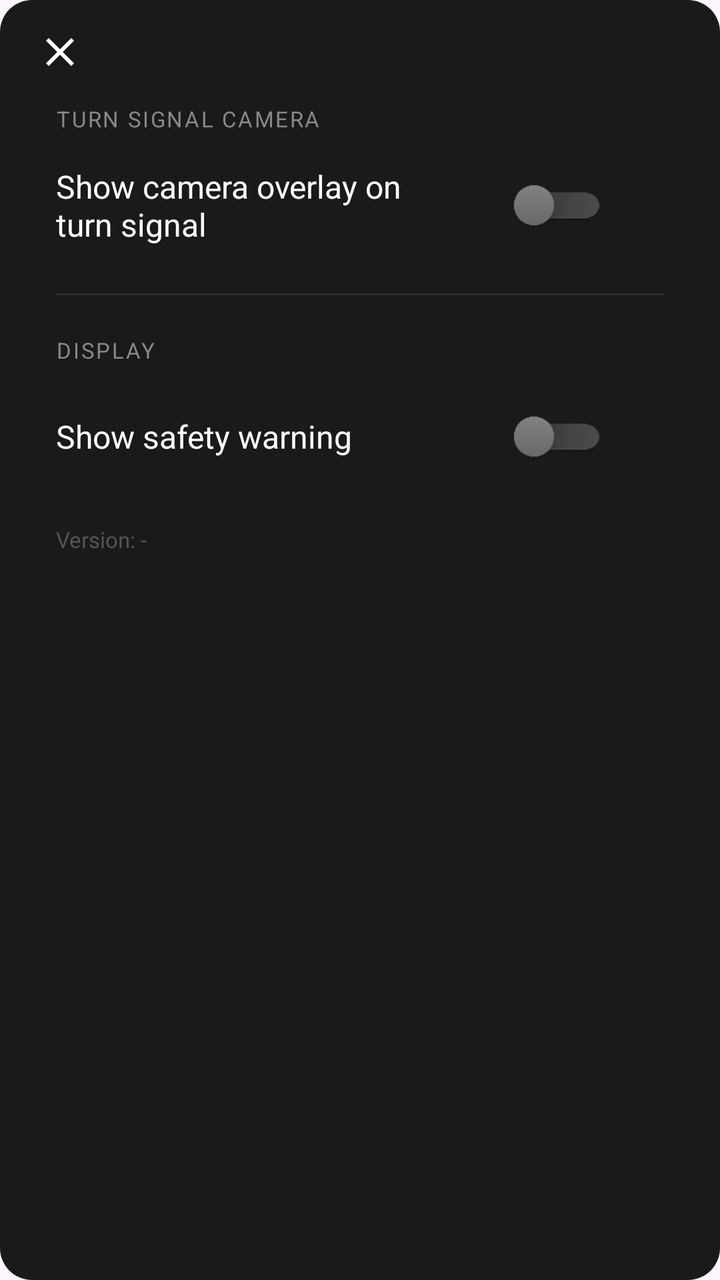
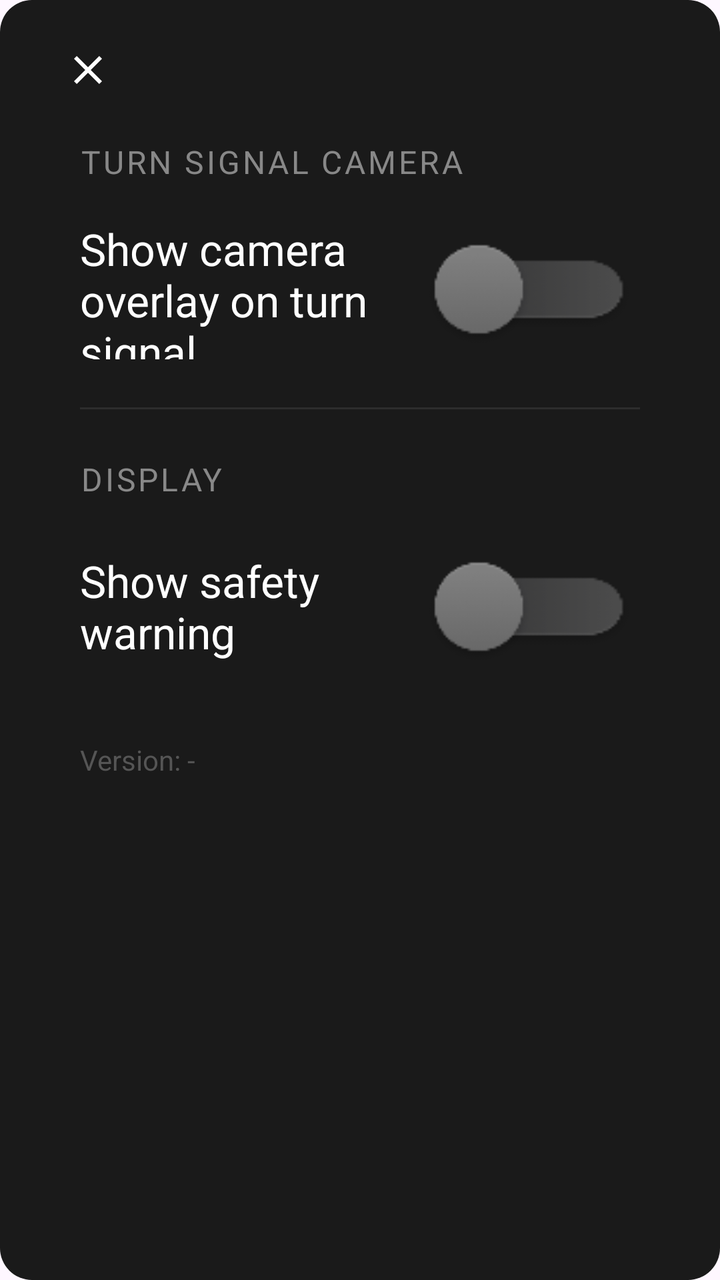

Before-and-after screenshots of an Android layout around one commit, followed by the original layout XML and the change that was made.
<!-- AndroidManifest.xml: application theme Theme.DrivehubKamera -->
<!-- res/layout/dialog_settings.xml -->
<?xml version="1.0" encoding="utf-8"?>
<LinearLayout xmlns:android="http://schemas.android.com/apk/res/android"
    android:layout_width="match_parent"
    android:layout_height="wrap_content"
    android:orientation="vertical"
    android:background="@drawable/bg_settings_card">

    <LinearLayout
        android:layout_width="match_parent"
        android:layout_height="52dp"
        android:orientation="horizontal"
        android:gravity="center_vertical"
        android:paddingStart="8dp"
        android:paddingEnd="8dp">

        <ImageButton
            android:id="@+id/btnClose"
            android:layout_width="44dp"
            android:layout_height="44dp"
            android:src="@drawable/ic_close"
            android:background="@android:color/transparent"
            android:padding="10dp"
            android:contentDescription="Close"
            android:focusable="false" />

    </LinearLayout>

    <LinearLayout
        android:layout_width="match_parent"
        android:layout_height="wrap_content"
        android:orientation="vertical"
        android:paddingStart="28dp"
        android:paddingEnd="28dp"
        android:paddingBottom="20dp">

        <TextView
            android:layout_width="match_parent"
            android:layout_height="wrap_content"
            android:text="TURN SIGNAL CAMERA"
            android:textColor="#888888"
            android:textSize="11sp"
            android:letterSpacing="0.08"
            android:layout_marginBottom="12dp" />

        <LinearLayout
            android:layout_width="match_parent"
            android:layout_height="48dp"
            android:orientation="horizontal"
            android:gravity="center_vertical">

            <TextView
                android:layout_width="0dp"
                android:layout_height="wrap_content"
                android:layout_weight="1"
                android:text="Show camera overlay on turn signal"
                android:textColor="#FFFFFF"
                android:textSize="16sp" />

            <Switch
                android:id="@+id/switchOverlayOnSignal"
                android:layout_width="wrap_content"
                android:layout_height="wrap_content"
                android:focusable="false"
                android:showText="false"
                android:splitTrack="false"
                android:scaleX="0.5"
                android:scaleY="0.5"
                android:track="@drawable/switch_selector_green"
                android:thumb="@drawable/switch_white_circle_selector" />

        </LinearLayout>

        <View
            android:layout_width="match_parent"
            android:layout_height="1dp"
            android:layout_marginTop="20dp"
            android:layout_marginBottom="20dp"
            android:background="#2D2D2D" />

        <TextView
            android:layout_width="match_parent"
            android:layout_height="wrap_content"
            android:text="DISPLAY"
            android:textColor="#888888"
            android:textSize="11sp"
            android:letterSpacing="0.08"
            android:layout_marginBottom="12dp" />

        <LinearLayout
            android:layout_width="match_parent"
            android:layout_height="48dp"
            android:orientation="horizontal"
            android:gravity="center_vertical">

            <TextView
                android:layout_width="0dp"
                android:layout_height="wrap_content"
                android:layout_weight="1"
                android:text="@string/show_safety_warning"
                android:textColor="#FFFFFF"
                android:textSize="16sp" />

            <Switch
                android:id="@+id/switchSafetyWarning"
                android:layout_width="wrap_content"
                android:layout_height="wrap_content"
                android:focusable="false"
                android:showText="false"
                android:splitTrack="false"
                android:scaleX="0.5"
                android:scaleY="0.5"
                android:track="@drawable/switch_selector_green"
                android:thumb="@drawable/switch_white_circle_selector" />

        </LinearLayout>

    </LinearLayout>

    <TextView
        android:id="@+id/tvDialogVersion"
        android:layout_width="wrap_content"
        android:layout_height="wrap_content"
        android:layout_marginStart="28dp"
        android:layout_marginBottom="14dp"
        android:textSize="11sp"
        android:textColor="#555555"
        android:text="Version: -" />

</LinearLayout>
<!-- resources referenced by this layout -->
<resources>
  <!-- drawable bg_settings_card (drawable) -->
  <?xml version="1.0" encoding="utf-8"?>
  <shape xmlns:android="http://schemas.android.com/apk/res/android"
      android:shape="rectangle">
      <solid android:color="#1A1A1A" />
      <corners android:radius="16dp" />
  </shape>
  <!-- drawable ic_close (drawable) -->
  <?xml version="1.0" encoding="utf-8"?>
  <vector xmlns:android="http://schemas.android.com/apk/res/android"
      android:width="24dp"
      android:height="24dp"
      android:viewportWidth="24"
      android:viewportHeight="24">
      <path
          android:fillColor="#FFFFFF"
          android:pathData="M19,6.41L17.59,5 12,10.59 6.41,5 5,6.41 10.59,12 5,17.59 6.41,19 12,13.41 17.59,19 19,17.59 13.41,12z" />
  </vector>
  <!-- drawable switch_selector_green (drawable) -->
  <?xml version="1.0" encoding="utf-8"?>
  <selector xmlns:android="http://schemas.android.com/apk/res/android">
      <item android:state_checked="true" android:drawable="@drawable/switch_on_bg" />
      <item android:drawable="@drawable/switch_off_bg" />
  </selector>
  <!-- drawable switch_white_circle_selector (drawable) -->
  <?xml version="1.0" encoding="utf-8"?>
  <selector xmlns:android="http://schemas.android.com/apk/res/android">
      <item android:state_checked="true" android:drawable="@drawable/switch_on_slider" />
      <item android:drawable="@drawable/switch_off_slider" />
  </selector>
  <string name="show_safety_warning">Show safety warning</string>
  <style name="Theme.DrivehubKamera" parent="Base.Theme.DrivehubKamera" />
  <!-- drawable switch_on_bg: png bitmap (drawable, 2556 bytes) -->
  <!-- drawable switch_off_bg: png bitmap (drawable, 1259 bytes) -->
  <!-- drawable switch_on_slider: png bitmap (drawable, 1102 bytes) -->
  <!-- drawable switch_off_slider: png bitmap (drawable, 1045 bytes) -->
  <style name="Base.Theme.DrivehubKamera" parent="Theme.Material3.DayNight.NoActionBar">
          
          
      </style>
</resources>

<!-- the commit's change to res/layout/dialog_settings.xml (unified diff, before → after) -->
@@ -7,19 +7,20 @@
 
     <LinearLayout
         android:layout_width="match_parent"
-        android:layout_height="52dp"
+        android:layout_height="70dp"
         android:orientation="horizontal"
         android:gravity="center_vertical"
-        android:paddingStart="8dp"
-        android:paddingEnd="8dp">
+        android:paddingStart="12dp"
+        android:paddingEnd="12dp">
 
         <ImageButton
             android:id="@+id/btnClose"
-            android:layout_width="44dp"
-            android:layout_height="44dp"
+            android:layout_width="64dp"
+            android:layout_height="64dp"
             android:src="@drawable/ic_close"
+            android:tint="#FFFFFF"
             android:background="@android:color/transparent"
-            android:padding="10dp"
+            android:padding="14dp"
             android:contentDescription="Close"
             android:focusable="false" />
 
@@ -29,22 +30,22 @@
         android:layout_width="match_parent"
         android:layout_height="wrap_content"
         android:orientation="vertical"
-        android:paddingStart="28dp"
-        android:paddingEnd="28dp"
-        android:paddingBottom="20dp">
+        android:paddingStart="40dp"
+        android:paddingEnd="40dp"
+        android:paddingBottom="32dp">
 
         <TextView
             android:layout_width="match_parent"
             android:layout_height="wrap_content"
             android:text="TURN SIGNAL CAMERA"
             android:textColor="#888888"
-            android:textSize="11sp"
+            android:textSize="16sp"
             android:letterSpacing="0.08"
-            android:layout_marginBottom="12dp" />
+            android:layout_marginBottom="18dp" />
 
         <LinearLayout
             android:layout_width="match_parent"
-            android:layout_height="48dp"
+            android:layout_height="70dp"
             android:orientation="horizontal"
             android:gravity="center_vertical">
 
@@ -54,7 +55,7 @@
                 android:layout_weight="1"
                 android:text="Show camera overlay on turn signal"
                 android:textColor="#FFFFFF"
-                android:textSize="16sp" />
+                android:textSize="22sp" />
 
             <Switch
                 android:id="@+id/switchOverlayOnSignal"
@@ -63,8 +64,8 @@
                 android:focusable="false"
                 android:showText="false"
                 android:splitTrack="false"
-                android:scaleX="0.5"
-                android:scaleY="0.5"
+                android:scaleX="1.1"
+                android:scaleY="1.1"
                 android:track="@drawable/switch_selector_green"
                 android:thumb="@drawable/switch_white_circle_selector" />
 
@@ -73,8 +74,8 @@
         <View
             android:layout_width="match_parent"
             android:layout_height="1dp"
-            android:layout_marginTop="20dp"
-            android:layout_marginBottom="20dp"
+            android:layout_marginTop="24dp"
+            android:layout_marginBottom="24dp"
             android:background="#2D2D2D" />
 
         <TextView
@@ -82,13 +83,13 @@
             android:layout_height="wrap_content"
             android:text="DISPLAY"
             android:textColor="#888888"
-            android:textSize="11sp"
+            android:textSize="16sp"
             android:letterSpacing="0.08"
-            android:layout_marginBottom="12dp" />
+            android:layout_marginBottom="18dp" />
 
         <LinearLayout
             android:layout_width="match_parent"
-            android:layout_height="48dp"
+            android:layout_height="70dp"
             android:orientation="horizontal"
             android:gravity="center_vertical">
 
@@ -98,7 +99,7 @@
                 android:layout_weight="1"
                 android:text="@string/show_safety_warning"
                 android:textColor="#FFFFFF"
-                android:textSize="16sp" />
+                android:textSize="22sp" />
 
             <Switch
                 android:id="@+id/switchSafetyWarning"
@@ -107,8 +108,8 @@
                 android:focusable="false"
                 android:showText="false"
                 android:splitTrack="false"
-                android:scaleX="0.5"
-                android:scaleY="0.5"
+                android:scaleX="1.1"
+                android:scaleY="1.1"
                 android:track="@drawable/switch_selector_green"
                 android:thumb="@drawable/switch_white_circle_selector" />
 
@@ -120,9 +121,9 @@
         android:id="@+id/tvDialogVersion"
         android:layout_width="wrap_content"
         android:layout_height="wrap_content"
-        android:layout_marginStart="28dp"
-        android:layout_marginBottom="14dp"
-        android:textSize="11sp"
+        android:layout_marginStart="40dp"
+        android:layout_marginBottom="20dp"
+        android:textSize="14sp"
         android:textColor="#555555"
         android:text="Version: -" />
 
